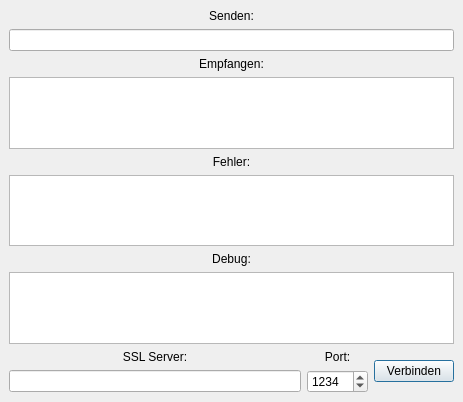
Above: Entwicklung/Bestandteile/Demo/Dialoge/DemoBasis.ui from tuxmaster/QSSL before the change. Below: the same form after it.
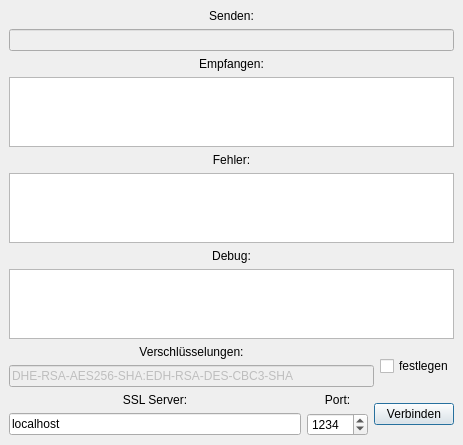
That is the form after the change.

The edit to the form file:
```diff
--- a/Entwicklung/Bestandteile/Demo/Dialoge/DemoBasis.ui
+++ b/Entwicklung/Bestandteile/Demo/Dialoge/DemoBasis.ui
@@ -9,7 +9,7 @@
     <x>0</x>
     <y>0</y>
     <width>463</width>
-    <height>402</height>
+    <height>403</height>
    </rect>
   </property>
   <property name="windowTitle" >
@@ -41,7 +41,11 @@
       </widget>
      </item>
      <item>
-      <widget class="QLineEdit" name="txtSenden" />
+      <widget class="QLineEdit" name="txtSenden" >
+       <property name="enabled" >
+        <bool>false</bool>
+       </property>
+      </widget>
      </item>
     </layout>
    </item>
@@ -105,7 +109,7 @@
      <item>
       <widget class="QTextEdit" name="txtFehler" >
        <property name="focusPolicy" >
-        <enum>Qt::ClickFocus</enum>
+        <enum>Qt::NoFocus</enum>
        </property>
        <property name="acceptDrops" >
         <bool>false</bool>
@@ -162,6 +166,53 @@
      </item>
     </layout>
    </item>
+   <item>
+    <layout class="QGridLayout" >
+     <property name="margin" >
+      <number>0</number>
+     </property>
+     <property name="spacing" >
+      <number>6</number>
+     </property>
+     <item row="0" column="1" >
+      <widget class="QCheckBox" name="cbVerschluesselungFestlegen" >
+       <property name="text" >
+        <string>festlegen</string>
+       </property>
+      </widget>
+     </item>
+     <item row="0" column="0" >
+      <layout class="QVBoxLayout" >
+       <property name="margin" >
+        <number>0</number>
+       </property>
+       <property name="spacing" >
+        <number>6</number>
+       </property>
+       <item>
+        <widget class="QLabel" name="label_7" >
+         <property name="text" >
+          <string>Verschlüsselungen:</string>
+         </property>
+         <property name="alignment" >
+          <set>Qt::AlignCenter</set>
+         </property>
+        </widget>
+       </item>
+       <item>
+        <widget class="QLineEdit" name="txtVerschluesselungen" >
+         <property name="enabled" >
+          <bool>false</bool>
+         </property>
+         <property name="text" >
+          <string>DHE-RSA-AES256-SHA:EDH-RSA-DES-CBC3-SHA</string>
+         </property>
+        </widget>
+       </item>
+      </layout>
+     </item>
+    </layout>
+   </item>
    <item>
     <layout class="QHBoxLayout" >
      <property name="margin" >
@@ -179,7 +230,11 @@
         <number>6</number>
        </property>
        <item row="1" column="0" >
-        <widget class="QLineEdit" name="txtServer" />
+        <widget class="QLineEdit" name="txtServer" >
+         <property name="text" >
+          <string>localhost</string>
+         </property>
+        </widget>
        </item>
        <item row="0" column="0" >
         <widget class="QLabel" name="label_5" >
```
Left out of the diff: 4 changed lines with no effect on the pictures.
